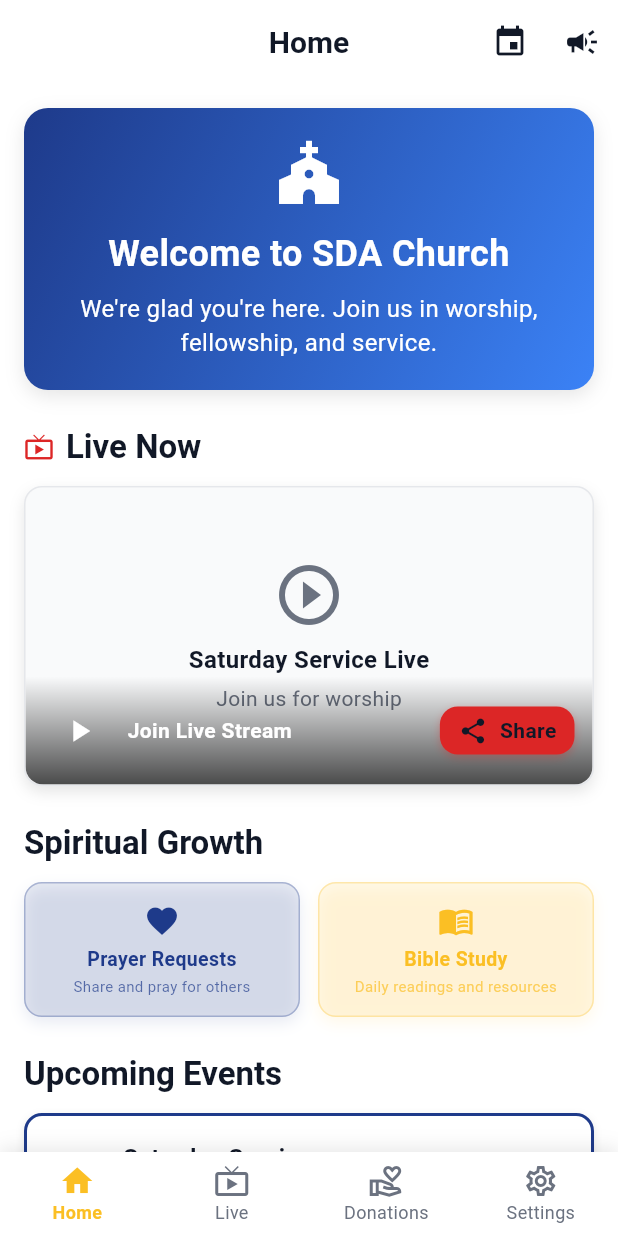
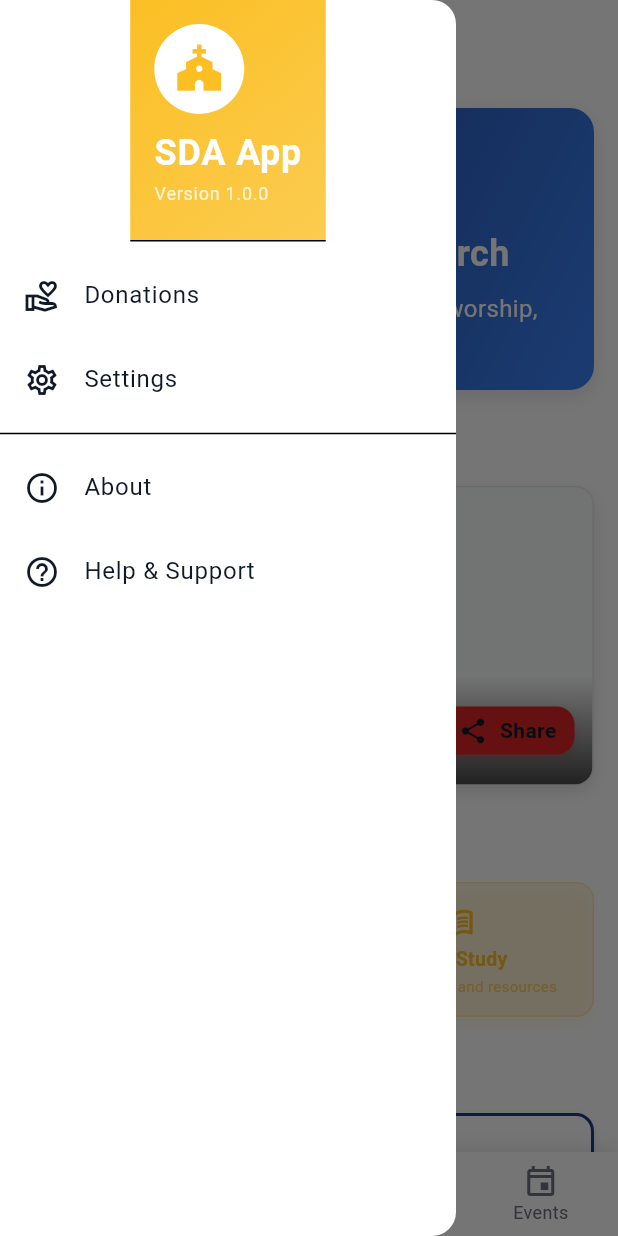
Before and after one commit to Whilreal0/sda-app, a Flutter app: the screen it shows after launch, with the side drawer open (before the commit the screen has no drawer), on a phone screen of 412 x 824 dp. Run offline on Flutter 3.47's test engine with Material 3 defaults, Android fonts, the phone set to English and light mode, and no system bars; our stand-ins replace flutter_dotenv, flutter_riverpod, riverpod_annotation, shared_preferences; generated files the repository leaves out were written again; network calls fail.

Commit message:
fiix fix

```diff
--- a/lib/core/constants/app_constants.dart
+++ b/lib/core/constants/app_constants.dart
@@ -43,15 +43,15 @@ class NavigationConstants {
     ),
     NavigationTabInfo(
       index: 2,
-      label: 'Donations',
-      icon: 'volunteer_activism_outlined',
-      activeIcon: 'volunteer_activism',
+      label: 'News',
+      icon: 'article_outlined',
+      activeIcon: 'article',
     ),
     NavigationTabInfo(
       index: 3,
-      label: 'Settings',
-      icon: 'settings_outlined',
-      activeIcon: 'settings',
+      label: 'Events',
+      icon: 'event_outlined',
+      activeIcon: 'event',
     ),
   ];
 }
--- /dev/null
+++ b/lib/core/services/navigation_service.dart
@@ -0,0 +1,30 @@
+import 'package:flutter/material.dart';
+import '../../features/settings/pages/settings_page.dart';
+import '../../features/donations/pages/donations_page.dart';
+
+/// Navigation service for handling drawer navigation
+class NavigationService {
+  static final NavigationService _instance = NavigationService._internal();
+  factory NavigationService() => _instance;
+  NavigationService._internal();
+
+  /// Navigate to settings page
+  static void navigateToSettings(BuildContext context) {
+    Navigator.push(
+      context,
+      MaterialPageRoute(
+        builder: (context) => const SettingsPage(),
+      ),
+    );
+  }
+
+  /// Navigate to donations page
+  static void navigateToDonations(BuildContext context) {
+    Navigator.push(
+      context,
+      MaterialPageRoute(
+        builder: (context) => const DonationsPage(),
+      ),
+    );
+  }
+}
--- a/lib/features/announcements/pages/announcements_page.dart
+++ b/lib/features/announcements/pages/announcements_page.dart
@@ -13,6 +13,7 @@ class AnnouncementsPage extends StatelessWidget {
         title: const Text('News & Announcements'),
         backgroundColor: Theme.of(context).colorScheme.surface,
         elevation: 0,
+        automaticallyImplyLeading: true,
       ),
       body: SafeArea(
         bottom: true,
--- a/lib/features/events/pages/events_page.dart
+++ b/lib/features/events/pages/events_page.dart
@@ -13,6 +13,7 @@ class EventsPage extends StatelessWidget {
         title: const Text('Events'),
         backgroundColor: Theme.of(context).colorScheme.surface,
         elevation: 0,
+        automaticallyImplyLeading: true,
       ),
       body: SafeArea(
         bottom: true,
--- a/lib/features/facebook_live/pages/facebook_live_page.dart
+++ b/lib/features/facebook_live/pages/facebook_live_page.dart
@@ -34,6 +34,7 @@ class FacebookVideoView extends StatelessWidget {
         title: const Text('Live Stream'),
         backgroundColor: Theme.of(context).colorScheme.surface,
         elevation: 0,
+        automaticallyImplyLeading: true,
       ),
       body: Center(
         child: Column(
--- a/lib/features/home/pages/home_page.dart
+++ b/lib/features/home/pages/home_page.dart
@@ -1,7 +1,5 @@
 import 'package:flutter/material.dart';
 import '../widgets/home_content.dart';
-import '../../events/pages/events_page.dart';
-import '../../announcements/pages/announcements_page.dart';
 
 /// Home page with church dashboard
 class HomePage extends StatelessWidget {
@@ -15,34 +13,7 @@ class HomePage extends StatelessWidget {
         title: const Text('Home'),
         backgroundColor: Theme.of(context).colorScheme.surface,
         elevation: 0,
-        actions: [
-          // Events Button
-          IconButton(
-            onPressed: () {
-              Navigator.push(
-                context,
-                MaterialPageRoute(
-                  builder: (context) => const EventsPage(),
-                ),
-              );
-            },
-            icon: const Icon(Icons.event),
-            tooltip: 'Events',
-          ),
-          // News Button
-          IconButton(
-            onPressed: () {
-              Navigator.push(
-                context,
-                MaterialPageRoute(
-                  builder: (context) => const AnnouncementsPage(),
-                ),
-              );
-            },
-            icon: const Icon(Icons.campaign),
-            tooltip: 'News & Announcements',
-          ),
-        ],
+        automaticallyImplyLeading: true,
       ),
       body: const HomeContent(),
     );
--- a/lib/features/navigation/pages/main_screen.dart
+++ b/lib/features/navigation/pages/main_screen.dart
@@ -3,9 +3,10 @@ import 'package:flutter_riverpod/flutter_riverpod.dart';
 import '../../../core/providers/navigation_provider.dart';
 import '../../home/pages/home_page.dart';
 import '../../facebook_live/pages/facebook_live_page.dart';
-import '../../donations/pages/donations_page.dart';
-import '../../settings/pages/settings_page.dart';
+import '../../announcements/pages/announcements_page.dart';
+import '../../events/pages/events_page.dart';
 import '../widgets/custom_bottom_navigation_bar.dart';
+import '../widgets/side_drawer.dart';
 
 /// Main screen that manages navigation between different pages
 class MainScreen extends ConsumerWidget {
@@ -19,11 +20,12 @@ class MainScreen extends ConsumerWidget {
     const List<Widget> pages = [
       HomePage(),
       FacebookVideoView(),
-      DonationsPage(),
-      SettingsPage(),
+      AnnouncementsPage(),
+      EventsPage(),
     ];
 
     return Scaffold(
+      drawer: const SideDrawer(),
       body: IndexedStack(
         index: selectedIndex,
         children: pages,
--- a/lib/features/navigation/widgets/custom_bottom_navigation_bar.dart
+++ b/lib/features/navigation/widgets/custom_bottom_navigation_bar.dart
@@ -67,6 +67,10 @@ class CustomBottomNavigationBar extends ConsumerWidget {
         return const Icon(Icons.event_outlined);
       case 'event':
         return const Icon(Icons.event);
+      case 'article_outlined':
+        return const Icon(Icons.article_outlined);
+      case 'article':
+        return const Icon(Icons.article);
       case 'campaign_outlined':
         return const Icon(Icons.campaign_outlined);
       case 'campaign':
--- /dev/null
+++ b/lib/features/navigation/widgets/side_drawer.dart
@@ -0,0 +1,188 @@
+import 'package:flutter/material.dart';
+import 'package:flutter_riverpod/flutter_riverpod.dart';
+import '../../../core/constants/app_colors.dart';
+import '../../../core/constants/app_constants.dart';
+import '../../../core/services/navigation_service.dart';
+
+/// Side drawer widget for navigation
+class SideDrawer extends ConsumerWidget {
+  const SideDrawer({super.key});
+
+  @override
+  Widget build(BuildContext context, WidgetRef ref) {
+    return Drawer(
+      child: Column(
+        children: [
+          _buildDrawerHeader(context),
+          Expanded(
+            child: _buildDrawerItems(context),
+          ),
+        ],
+      ),
+    );
+  }
+
+  /// Build the drawer header with app information
+  Widget _buildDrawerHeader(BuildContext context) {
+    return DrawerHeader(
+      decoration: BoxDecoration(
+        color: Theme.of(context).colorScheme.primary,
+        gradient: LinearGradient(
+          begin: Alignment.topLeft,
+          end: Alignment.bottomRight,
+          colors: [
+            Theme.of(context).colorScheme.primary,
+            Theme.of(context).colorScheme.primary.withValues(alpha: 0.8),
+          ],
+        ),
+      ),
+      child: Column(
+        crossAxisAlignment: CrossAxisAlignment.start,
+        children: [
+          CircleAvatar(
+            radius: 30,
+            backgroundColor: Theme.of(context).colorScheme.surface,
+            child: Icon(
+              Icons.church,
+              size: 35,
+              color: Theme.of(context).colorScheme.primary,
+            ),
+          ),
+          const SizedBox(height: AppConstants.smallPadding),
+          Text(
+            AppConstants.appName,
+            style: TextStyle(
+              color: Theme.of(context).colorScheme.surface,
+              fontSize: AppConstants.headlineTextSize,
+              fontWeight: FontWeight.bold,
+            ),
+          ),
+          Text(
+            'Version ${AppConstants.appVersion}',
+            style: TextStyle(
+              color: Theme.of(context).colorScheme.surface.withValues(alpha: 0.8),
+              fontSize: AppConstants.captionTextSize,
+            ),
+          ),
+        ],
+      ),
+    );
+  }
+
+  /// Build the drawer menu items
+  Widget _buildDrawerItems(BuildContext context) {
+    return ListView(
+      padding: EdgeInsets.zero,
+      children: [
+        _buildDrawerItem(
+          context,
+          icon: Icons.volunteer_activism_outlined,
+          title: 'Donations',
+          onTap: () {
+            Navigator.pop(context);
+            NavigationService.navigateToDonations(context);
+          },
+        ),
+        _buildDrawerItem(
+          context,
+          icon: Icons.settings_outlined,
+          title: 'Settings',
+          onTap: () {
+            Navigator.pop(context);
+            NavigationService.navigateToSettings(context);
+          },
+        ),
+        const Divider(),
+        _buildDrawerItem(
+          context,
+          icon: Icons.info_outline,
+          title: 'About',
+          onTap: () {
+            Navigator.pop(context);
+            // Show about dialog
+            _showAboutDialog(context);
+          },
+        ),
+        _buildDrawerItem(
+          context,
+          icon: Icons.help_outline,
+          title: 'Help & Support',
+          onTap: () {
+            Navigator.pop(context);
+            // Navigate to help page or show help dialog
+            _showHelpDialog(context);
+          },
+        ),
+      ],
+    );
+  }
+
+  /// Build individual drawer item
+  Widget _buildDrawerItem(
+    BuildContext context, {
+    required IconData icon,
+    required String title,
+    required VoidCallback onTap,
+  }) {
+    return ListTile(
+      leading: Icon(
+        icon,
+        color: Theme.of(context).colorScheme.onSurface,
+      ),
+      title: Text(
+        title,
+        style: TextStyle(
+          color: Theme.of(context).colorScheme.onSurface,
+          fontSize: AppConstants.bodyTextSize,
+        ),
+      ),
+      onTap: onTap,
+    );
+  }
+
+  /// Show about dialog
+  void _showAboutDialog(BuildContext context) {
+    showAboutDialog(
+      context: context,
+      applicationName: AppConstants.appName,
+      applicationVersion: AppConstants.appVersion,
+      applicationIcon: Icon(
+        Icons.church,
+        size: 50,
+        color: Theme.of(context).colorScheme.primary,
+      ),
+      children: [
+        const Text(
+          'A comprehensive app for the Seventh-day Adventist community, providing access to services, events, and spiritual resources.',
+        ),
+      ],
+    );
+  }
+
+  /// Show help dialog
+  void _showHelpDialog(BuildContext context) {
+    showDialog(
+      context: context,
+      builder: (context) => AlertDialog(
+        title: const Text('Help & Support'),
+        content: const Column(
+          mainAxisSize: MainAxisSize.min,
+          crossAxisAlignment: CrossAxisAlignment.start,
+          children: [
+            Text('Need help? Here are some options:'),
+            SizedBox(height: 16),
+            Text('• Contact your local church office'),
+            Text('• Email support: support@sda-app.com'),
+            Text('• Call: 1-800-SDA-HELP'),
+          ],
+        ),
+        actions: [
+          TextButton(
+            onPressed: () => Navigator.pop(context),
+            child: const Text('Close'),
+          ),
+        ],
+      ),
+    );
+  }
+}
--- a/lib/features/settings/pages/settings_page.dart
+++ b/lib/features/settings/pages/settings_page.dart
@@ -13,6 +13,7 @@ class SettingsPage extends StatelessWidget {
         title: const Text('Settings'),
         backgroundColor: Theme.of(context).colorScheme.surface,
         elevation: 0,
+        automaticallyImplyLeading: true,
       ),
       body: const SettingsContent(),
     );
```
Also changed, not shown: 1 other file.
